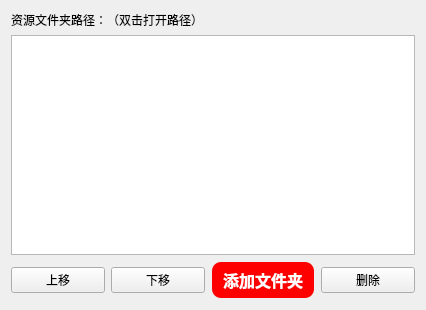
Before: the Qt Designer form 窗体/global_s.ui in FsterThanLight/automatic_clicker_2, drawn with Qt 5.
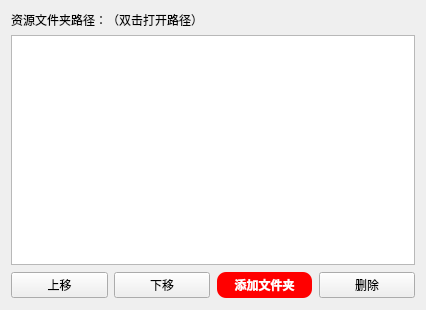
After: the same form once the commit is applied. Icons and pictures are not drawn.

```diff
--- a/窗体/global_s.ui
+++ b/窗体/global_s.ui
@@ -62,9 +62,8 @@
     color: white;
     border-radius: 10px; /* 设置圆角半径 */
     font-family: 'Microsoft YaHei'; /* 设置字体为微软雅黑 */
-    font-size: 16px; /* 设置字体大小，可以根据需要调整 */
 	font-weight: bold; /* 设置字体加粗 */
-    padding: 5px 10px; /* 设置内边距，使按钮看起来更美观 */
+    padding: 3px 5px; /* 设置内边距，使按钮看起来更美观 */
 border: 2px solid transparent; /* 设置边框为透明 */
 }
 
```
